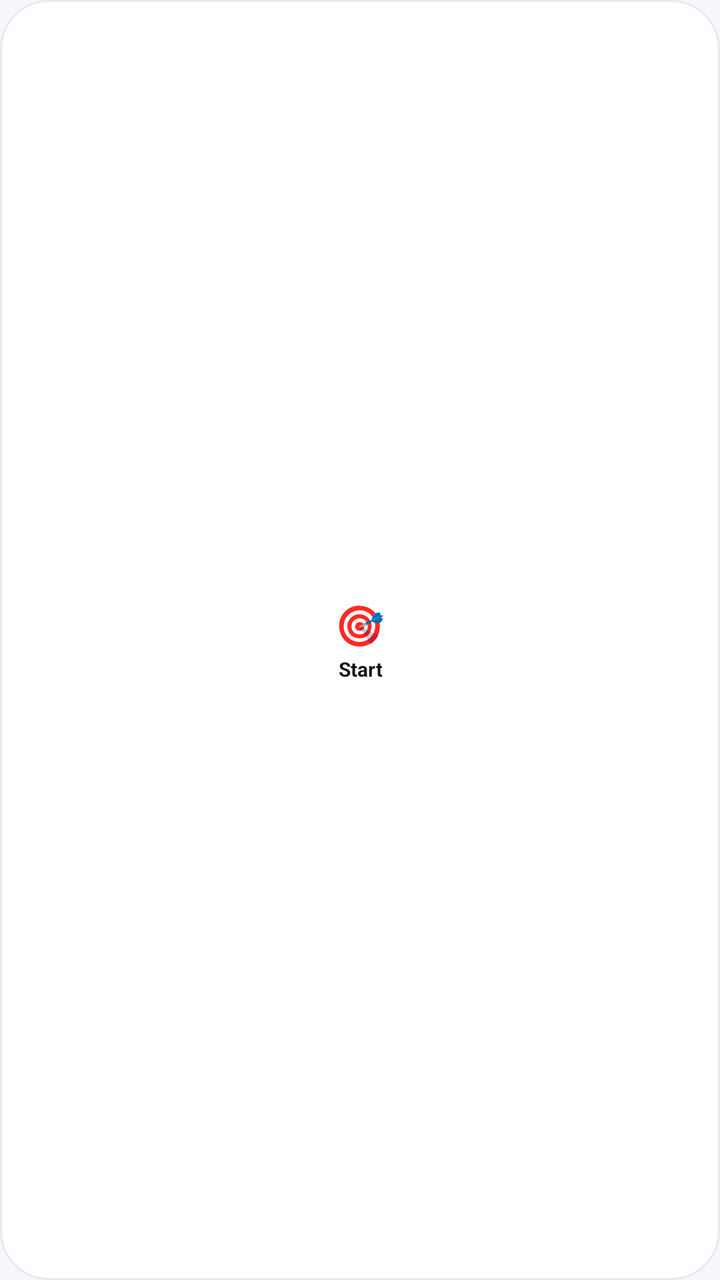
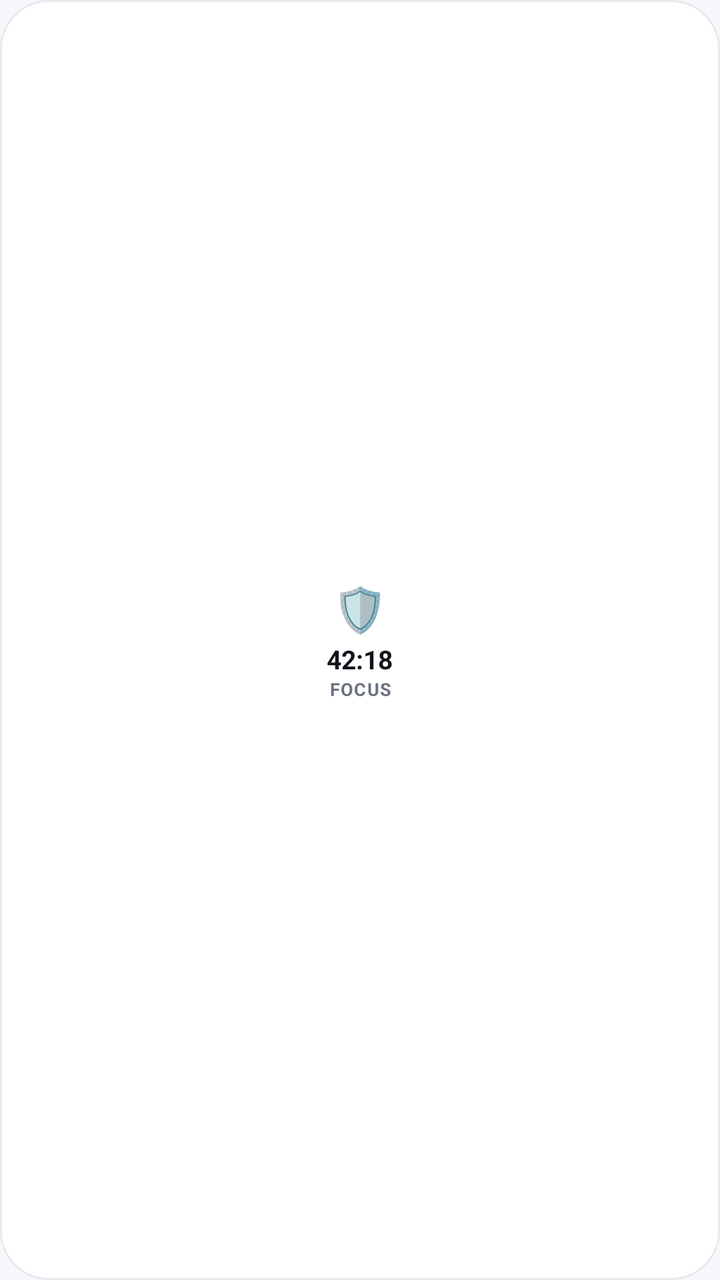

Before-and-after screenshots of an Android layout around one commit, followed by the original layout XML and the change that was made.
<!-- AndroidManifest.xml: application theme Theme.StayFocused -->
<!-- res/layout/widget_tiny.xml -->
<?xml version="1.0" encoding="utf-8"?>
<LinearLayout xmlns:android="http://schemas.android.com/apk/res/android"
    android:id="@+id/widgetTinyRoot"
    android:layout_width="match_parent"
    android:layout_height="match_parent"
    android:background="@drawable/bg_dashboard_card"
    android:orientation="vertical"
    android:gravity="center"
    android:padding="6dp">

    <TextView
        android:id="@+id/tvWidgetTinyIcon"
        android:layout_width="wrap_content"
        android:layout_height="wrap_content"
        android:text="🎯"
        android:textSize="20sp" />

    <TextView
        android:id="@+id/tvWidgetTinyLabel"
        android:layout_width="wrap_content"
        android:layout_height="wrap_content"
        android:layout_marginTop="2dp"
        android:maxLines="1"
        android:ellipsize="end"
        android:text="Start"
        android:textColor="@color/text_primary"
        android:textSize="10sp"
        android:textStyle="bold"
        android:gravity="center" />

</LinearLayout>
<!-- resources referenced by this layout -->
<resources>
  <color name="text_primary">#12131A</color>
  <!-- drawable bg_dashboard_card (drawable) -->
  <?xml version="1.0" encoding="utf-8"?>
  <shape xmlns:android="http://schemas.android.com/apk/res/android">
      <solid android:color="@color/bg_card" />
      <corners android:radius="24dp" />
      <stroke android:width="1dp" android:color="@color/card_border" />
  </shape>
  <style name="Theme.StayFocused" parent="Theme.Material3.DayNight.NoActionBar">
          <item name="colorPrimary">@color/brand_primary</item>
          <item name="colorPrimaryDark">@color/brand_primary_dark</item>
          <item name="colorSecondary">@color/accent_streak</item>
          <item name="android:windowBackground">@color/bg_light</item>
          <item name="android:statusBarColor">@color/brand_primary_dark</item>
      </style>
  <color name="bg_card">#FFFFFF</color>
  <color name="card_border">#E7EAF0</color>
  <color name="brand_primary">#14E0B4</color>
  <color name="brand_primary_dark">#0A9E82</color>
  <color name="accent_streak">#FF9F43</color>
  <color name="bg_light">#F5F7FA</color>
</resources>

<!-- the commit's change to res/layout/widget_tiny.xml (unified diff, before → after) -->
@@ -6,26 +6,39 @@
     android:background="@drawable/bg_dashboard_card"
     android:orientation="vertical"
     android:gravity="center"
-    android:padding="6dp">
+    android:padding="8dp">
 
     <TextView
         android:id="@+id/tvWidgetTinyIcon"
         android:layout_width="wrap_content"
         android:layout_height="wrap_content"
-        android:text="🎯"
-        android:textSize="20sp" />
+        android:text="🛡️"
+        android:textSize="22sp" />
 
     <TextView
-        android:id="@+id/tvWidgetTinyLabel"
+        android:id="@+id/tvWidgetTinyValue"
         android:layout_width="wrap_content"
         android:layout_height="wrap_content"
         android:layout_marginTop="2dp"
         android:maxLines="1"
         android:ellipsize="end"
-        android:text="Start"
+        android:text="42:18"
         android:textColor="@color/text_primary"
-        android:textSize="10sp"
+        android:textSize="13sp"
         android:textStyle="bold"
         android:gravity="center" />
 
+    <TextView
+        android:id="@+id/tvWidgetTinySub"
+        android:layout_width="wrap_content"
+        android:layout_height="wrap_content"
+        android:maxLines="1"
+        android:ellipsize="end"
+        android:text="FOCUS"
+        android:textColor="@color/text_secondary"
+        android:textSize="9sp"
+        android:textStyle="bold"
+        android:letterSpacing="0.05"
+        android:gravity="center" />
+
 </LinearLayout>
<!-- resource entries referenced after the edit -->
@@ -1,6 +1,7 @@
 <!-- resources referenced by this layout -->
 <resources>
   <color name="text_primary">#12131A</color>
+  <color name="text_secondary">#6B7280</color>
   <!-- drawable bg_dashboard_card (drawable) -->
   <?xml version="1.0" encoding="utf-8"?>
   <shape xmlns:android="http://schemas.android.com/apk/res/android">
